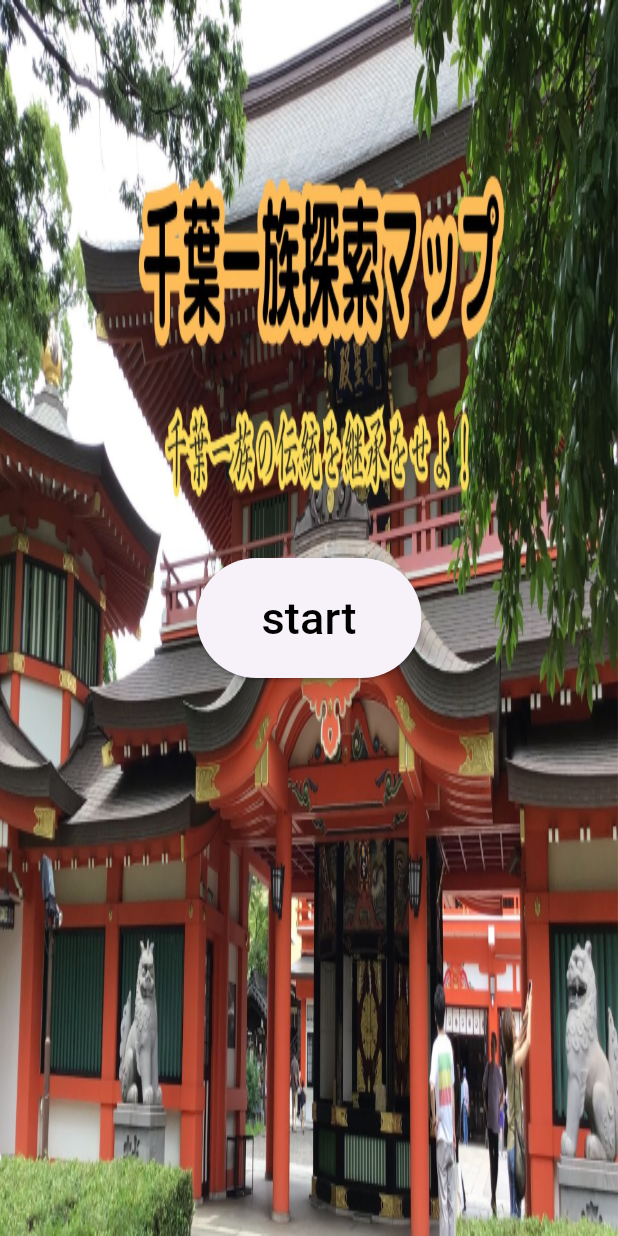
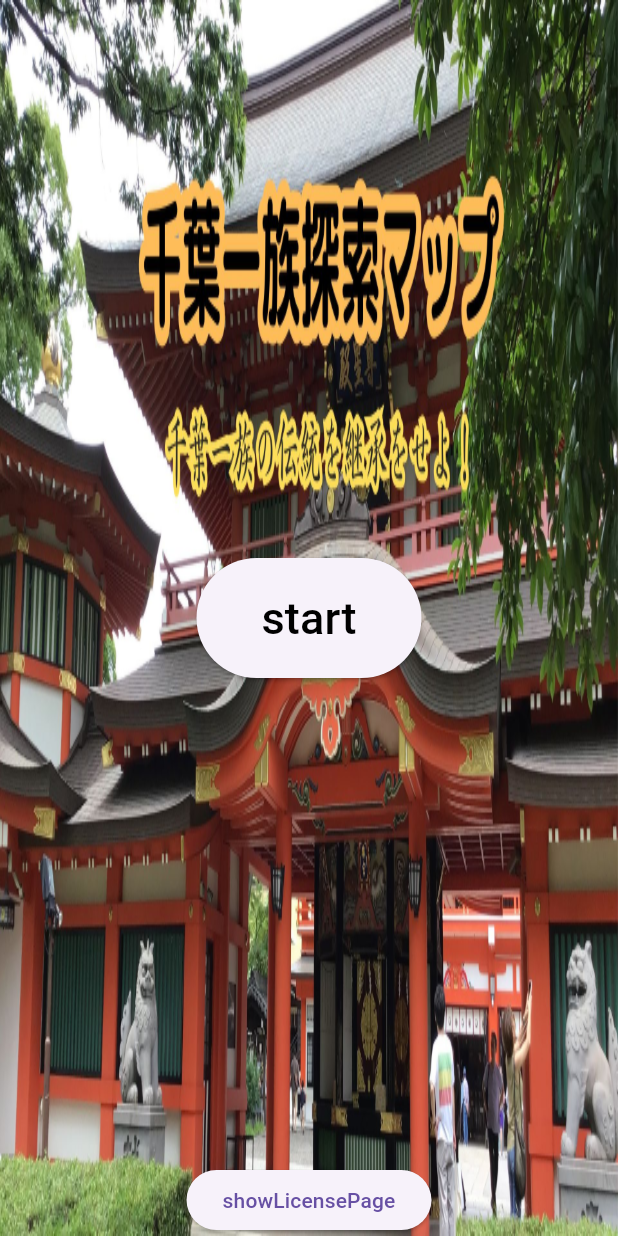
Before and after one commit to coderdojotoke/thibaitizokutansaku_map, a Flutter app: the screen it shows after launch, on a phone screen of 412 x 824 dp. Run offline on Flutter 3.47's test engine with Material 3 defaults, Android fonts, the phone set to English and light mode, and no system bars; our stand-ins replace animated_text_kit, flutter_map, flutter_riverpod, freezed_annotation, latlong2, shared_preferences.

Commit message:
licensepage

```diff
--- /dev/null
+++ b/l10n.yaml
@@ -0,0 +1,3 @@
+template-arb-file: app_ja.arb
+output-class: L10n
+nullable-getter: false
--- /dev/null
+++ b/lib/l10n/app_ja.arb
@@ -0,0 +1,6 @@
+{
+"list": "一覧",
+"@list": {
+ "description": "一覧"
+}
+}
--- a/lib/main.dart
+++ b/lib/main.dart
@@ -8,7 +8,9 @@ import 'package:thibaitizokutansaku_map/start.dart';
 import 'medal.dart';
 
 void main() {
- const app = MaterialApp(home:start());
+ const app = MaterialApp(
+     home:start(),
+ );
   const scope = ProviderScope(child: app);
 
   runApp(scope);
--- a/lib/start.dart
+++ b/lib/start.dart
@@ -18,6 +18,15 @@ class start extends StatelessWidget {
             //right: 10,
             //bottom: 10,
             child: _buildFloatingActionButton(context),
+          ),
+          Align(
+            alignment: Alignment.center,
+
+            // Positioned(
+            //right: 10,
+            //bottom: 10,
+            child: _licensedisplay(context),
+
           ),
         ],
       ),
@@ -91,4 +100,21 @@ class start extends StatelessWidget {
        ),
     );*/
   }
+  Widget _licensedisplay(context) {
+    return Column(
+      mainAxisAlignment:  MainAxisAlignment.end,
+      children: [
+        Align(
+          alignment: Alignment.bottomCenter,
+          child: ElevatedButton(
+            child: const Text('showLicensePage'),
+            onPressed: () => showLicensePage(context: context),
+          ),
+
+        )
+
+      ],
+    );
+
+  }
 }
--- a/pubspec.yaml
+++ b/pubspec.yaml
@@ -29,6 +29,7 @@ dev_dependencies:
   freezed: ^2.5.7
 
 flutter:
+  generate: true
   assets:
     - assets/images/asahi.jpg
     - assets/images/hagoromonomatu.jpg
```
